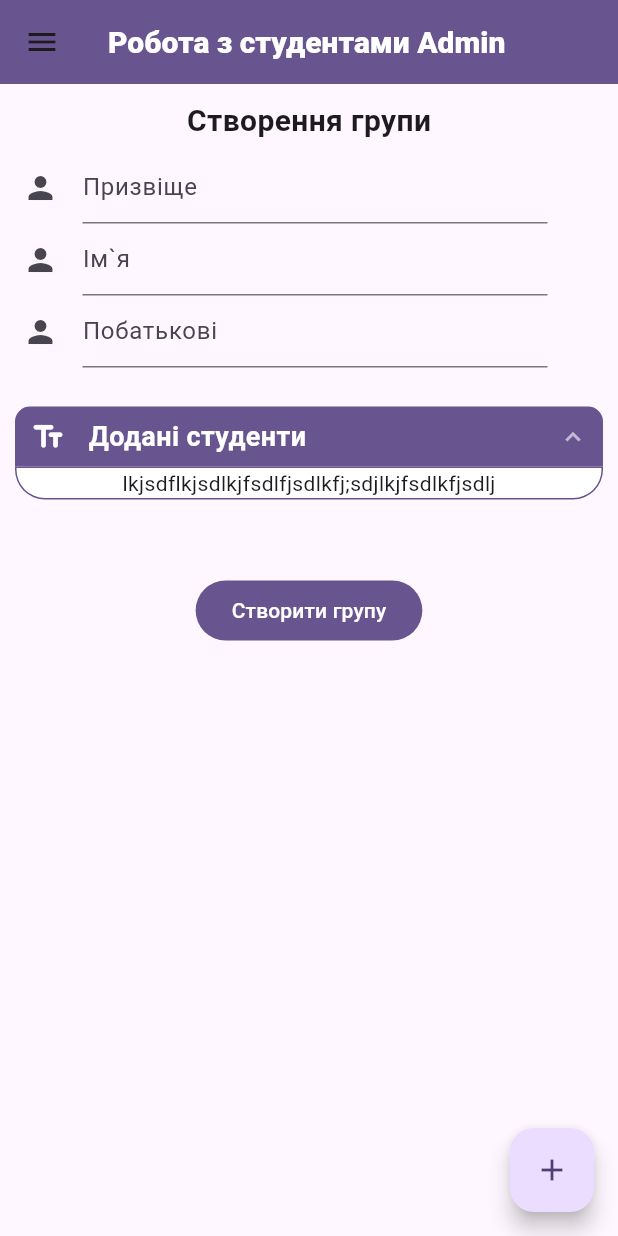
After one commit to aotilm/flutter_curators_journal, a Flutter app: the screen it shows after launch, in the side drawer, after a tap on "Створити групу", on a phone screen of 412 x 824 dp. The commit adds this screen. Run offline on Flutter 3.47's test engine with Material 3 defaults, Android fonts, the phone set to English and light mode, and no system bars; drawn by our look-alikes of accordion; missing offline and left inert: mysql_client.

Commit message:
добавив сторінку адміна, і всякі фікси я вже забув

```diff
--- a/lib/main.dart
+++ b/lib/main.dart
@@ -1,8 +1,9 @@
 import 'package:flutter/material.dart';
 import 'package:test_journal/screens/home_page.dart';
-import 'package:test_journal/screens/work_with_students/screens/activity.dart';
-import 'package:test_journal/screens/work_with_students/screens/general_information.dart';
-import 'package:test_journal/screens/work_with_students/work_with_students.dart';
+import 'package:test_journal/screens/work_with_students/admin_work_with_students.dart';
+import 'package:test_journal/screens/work_with_students/curator_screens/activity.dart';
+import 'package:test_journal/screens/work_with_students/curator_screens/general_information.dart';
+import 'package:test_journal/screens/work_with_students/curators_work_with_students.dart';
 
 void main() {
   runApp(const MyApp());
@@ -33,10 +34,11 @@ class MyApp extends StatelessWidget {
           )
         )
       ),
-      initialRoute: '/work_with_students',
+      initialRoute: '/admin_work_with_students',
       routes: {
         '/': (context) => HomePage(),
-        '/work_with_students': (context) => WorkWithStudents(),
+        '/work_with_students': (context) => CuratorsWorkWithStudents(),
+        '/admin_work_with_students': (context) => AdminWorkWithStudents(),
         '/general_information': (context) => GeneralInformation(),
         '/activity': (context) => Activity()
       },
--- a/lib/screens/home_page.dart
+++ b/lib/screens/home_page.dart
@@ -59,6 +59,11 @@ class _HomePageState extends State<HomePage> {
                 onPressed: workWithStudents,
                 child:
                 Text("Робота з студентами")
+            ),
+            FilledButton(
+                onPressed: () => Navigator.pushNamed(context, '/admin_work_with_students'),
+                child:
+                Text("Робота з студентами Admin")
             )
           ],
         ),
--- /dev/null
+++ b/lib/screens/work_with_students/admin_screens/create_group.dart
@@ -0,0 +1,119 @@
+import 'package:flutter/cupertino.dart';
+import 'package:flutter/material.dart';
+import 'package:accordion/accordion.dart';
+
+class CreateGroup extends StatefulWidget {
+  const CreateGroup({super.key});
+
+  @override
+  State<CreateGroup> createState() => _CreateGroupState();
+}
+
+class _CreateGroupState extends State<CreateGroup> {
+  static const headerStyle = TextStyle(
+      color: Color(0xffffffff), fontSize: 18, fontWeight: FontWeight.bold);
+
+  @override
+  Widget build(BuildContext context) {
+    return Scaffold(
+      floatingActionButton: FloatingActionButton(
+        onPressed: () {  },
+        child: const Icon(Icons.add),
+      ),
+      body: Padding(
+        padding: const EdgeInsets.only(top: 10),
+        child: Column(
+          children: [
+            Row(
+              mainAxisAlignment: MainAxisAlignment.center,
+              children: [Text('Створення групи', style: TextStyle(fontSize: 20, fontWeight: FontWeight.bold),)],
+            ),
+            SizedBox(height: 6),
+            Padding(
+              padding: EdgeInsets.only(left: 15, right: 15),
+              child: Row(
+                mainAxisAlignment: MainAxisAlignment.start,
+                children: [
+                  Column(
+                    children: [
+                      SizedBox(
+                        width: 350,
+                        child: TextFormField(
+                          decoration: const InputDecoration(
+                            icon: Icon(Icons.person),
+                            hintText: 'Призвіще',
+                          ),
+                          onSaved: (String? value) {
+                            // This optional block of code can be used to run
+                            // code when the user saves the form.
+                          },
+                          validator: (String? value) {
+                            return (value != null && value.contains('@')) ? 'Do not use the @ char.' : null;
+                          },
+                        ),
+                      ),
+
+                      SizedBox(
+                        width: 350,
+                        child: TextFormField(
+                          decoration: const InputDecoration(
+                            icon: Icon(Icons.person),
+                            hintText: 'Ім`я',
+                          ),
+                          onSaved: (String? value) {
+                            // This optional block of code can be used to run
+                            // code when the user saves the form.
+                          },
+                          validator: (String? value) {
+                            return (value != null && value.contains('@')) ? 'Do not use the @ char.' : null;
+                          },
+                        ),
+                      ),
+
+                      SizedBox(
+                        width: 350,
+                        child: TextFormField(
+                          decoration: const InputDecoration(
+                            icon: Icon(Icons.person),
+                            hintText: 'Побатькові',
+                          ),
+                          onSaved: (String? value) {
+                            // This optional block of code can be used to run
+                            // code when the user saves the form.
+                          },
+                          validator: (String? value) {
+                            return (value != null && value.contains('@')) ? 'Do not use the @ char.' : null;
+                          },
+                        ),
+                      )
+                    ],
+                  ),
+                ],
+              ),
+            ),
+            SizedBox(height: 6),
+            Accordion(
+                children: [
+                  AccordionSection(
+                      isOpen: true,
+                      contentVerticalPadding: 0,
+                      contentHorizontalPadding: 0,
+                      headerPadding: EdgeInsets.symmetric(horizontal: 10, vertical: 7),
+                      leftIcon: const Icon(Icons.text_fields_rounded, color: Colors.white),
+                      header: const Text('Додані студенти', style: headerStyle),
+                      content: Text('lkjsdflkjsdlkjfsdlfjsdlkfj;sdjlkjfsdlkfjsdlj')
+                  )
+                ]
+            ),
+            // SizedBox(height: 3),
+
+            FilledButton(
+                onPressed: () {},
+                child: Text('Створити групу')
+            ),
+          ],
+        ),
+      ),
+    );
+  }
+}
--- /dev/null
+++ b/lib/screens/work_with_students/admin_work_with_students.dart
@@ -0,0 +1,83 @@
+import 'package:flutter/material.dart';
+import 'package:test_journal/screens/work_with_students/admin_screens/create_group.dart';
+
+
+class AdminWorkWithStudents extends StatefulWidget {
+  const AdminWorkWithStudents({super.key});
+
+  @override
+  State<AdminWorkWithStudents> createState() => _AdminWorkWithStudentsState();
+}
+
+class _AdminWorkWithStudentsState extends State<AdminWorkWithStudents> {
+  int selectedPage = 0 ;
+  @override
+  Widget build(BuildContext context) {
+    return Scaffold(
+      appBar: AppBar(
+        title: Text("Робота з студентами Admin"),
+        backgroundColor: Theme.of(context).colorScheme.primary,
+
+      ),
+
+
+      drawer: Drawer(
+        child: ListView(
+          padding: EdgeInsets.zero,
+          children: <Widget>[
+            DrawerHeader(
+                decoration: BoxDecoration(
+                    color: Theme.of(context).colorScheme.primary
+                ),
+                child: Column(
+                  children: [
+                    CircleAvatar(
+                      // backgroundImage: ,
+                      child: Icon(Icons.account_circle, size: 70,),
+                      radius: 40,
+                    ),
+                    SizedBox(height: 10),
+                    Text(
+                      'Призвіще та Імя',
+                      style: TextStyle(
+                          fontSize: 18,
+                          fontWeight: FontWeight.w500,
+                          color: Colors.white
+                      ),
+                    )
+                  ],
+                )
+            ),
+            ListTile(
+              leading: const Icon(Icons.accessibility),
+              title: const Text('Створити групу'),
+              onTap: (){
+                setState(() {
+                  selectedPage = 1;
+                  Navigator.pop(context);
+                });
+              },
+
+            ),
+          ],
+        ),
+      ),
+
+      body: Scaffold(
+        body:  _getBodyContent(),
+      ),
+    );
+  }
+  Widget _getBodyContent() {
+    switch (selectedPage) {
+      case 1:
+        return CreateGroup();
+      case 2:
+        return Text('Активність');
+      default:
+        return Center(
+            child:  Text("Вітаємо!")
+        );
+    }
+  }
+}
```
Also changed, not shown: lib/screens/work_with_students/cards.dart (added, +94 -0 lines), lib/screens/work_with_students/curator_screens/general_information.dart (renamed from lib/screens/work_with_students/screens/general_information.dart, +6 -92 lines), lib/screens/work_with_students/curators_work_with_students.dart (renamed from lib/screens/work_with_students/work_with_students.dart, +6 -5 lines), lib/screens/work_with_students/curator_screens/activity.dart (renamed from lib/screens/work_with_students/screens/activity.dart).
